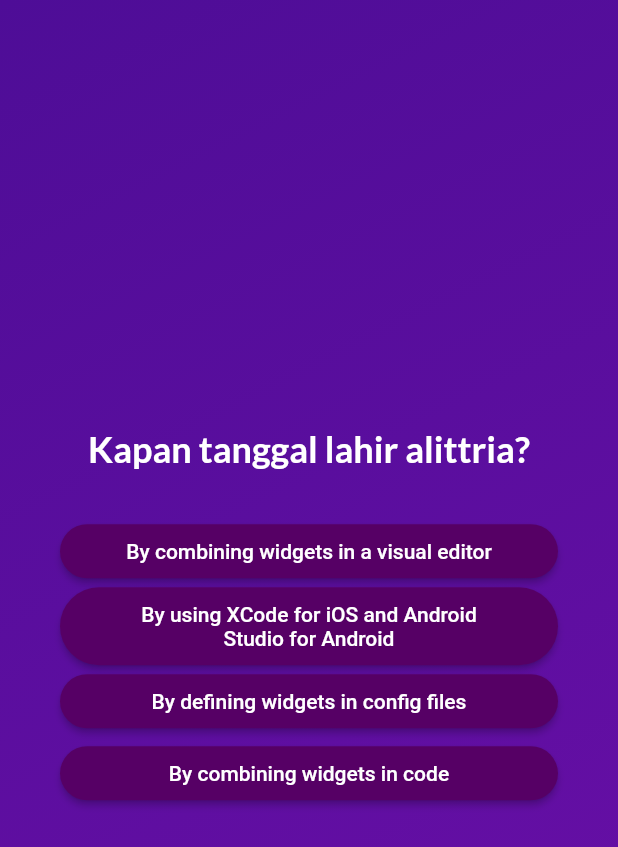
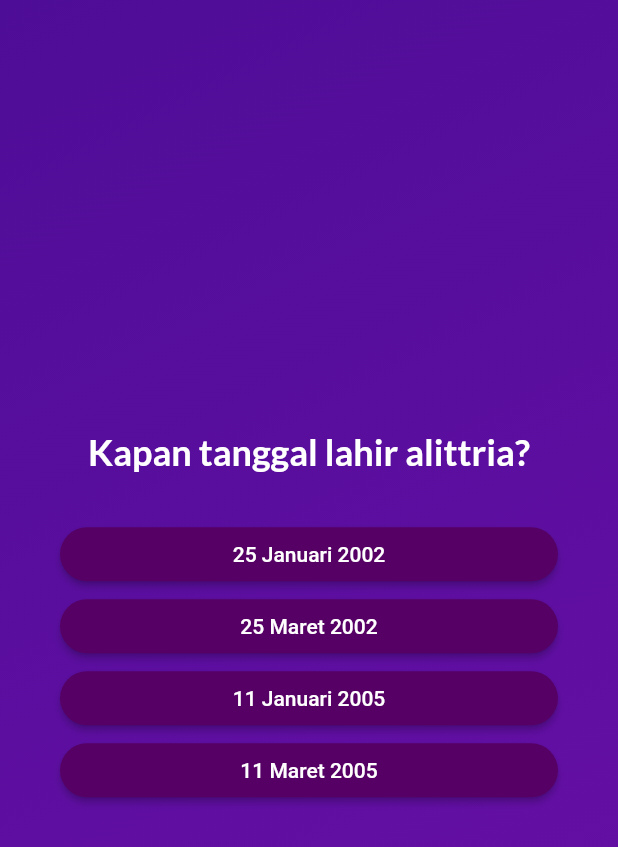
Before and after one commit to rayhan-afk/second_app, a Flutter app: the screen it shows after launch, after a tap on "Mulai Quiz", after a tap on "Coklat", on a phone screen of 412 x 824 dp. Shown: the top 847 px of the screen. Run offline on Flutter 3.47's test engine with Material 2 defaults, Android fonts, the phone set to English and light mode, and no system bars; our stand-ins replace google_fonts.

Commit message:
edit quiz questions

```diff
--- a/lib/data/questions.dart
+++ b/lib/data/questions.dart
@@ -10,36 +10,36 @@ const questions = [
     ],
   ),
   QuizQuestion('Kapan tanggal lahir alittria?', [
-    'By combining widgets in code',
-    'By combining widgets in a visual editor',
-    'By defining widgets in config files',
-    'By using XCode for iOS and Android Studio for Android',
+    '11 Maret 2005',
+    '25 Januari 2002',
+    '11 Januari 2005',
+    '25 Maret 2002',
   ]),
   QuizQuestion(
     'Apa genre film favorit alittria?',
     [
-      'Update UI as data changes',
-      'Update data as UI changes',
-      'Ignore data changes',
-      'Render UI that does not depend on data',
+      'Horror',
+      'Thriller',
+      'Comdey',
+      'Romance',
     ],
   ),
   QuizQuestion(
-    'Apa makanan favorit alittria?',
+    'Apa cemilan favorit alittria?',
     [
-      'StatelessWidget',
-      'StatefulWidget',
-      'Both are equally good',
-      'None of the above',
+      'Bakso Bakar',
+      'Sosis Bakar',
+      'Batagor',
+      'Siomay',
     ],
   ),
   QuizQuestion(
     'Apa warna kesukaan alittria?',
     [
-      'The UI is not updated',
-      'The UI is updated',
-      'The closest StatefulWidget is updated',
-      'Any nested StatefulWidgets are updated',
+      'Pink',
+      'Ungu',
+      'Biru',
+      'Hijau',
     ],
   ),
   QuizQuestion(
```
Also changed, not shown: 4 other files.
